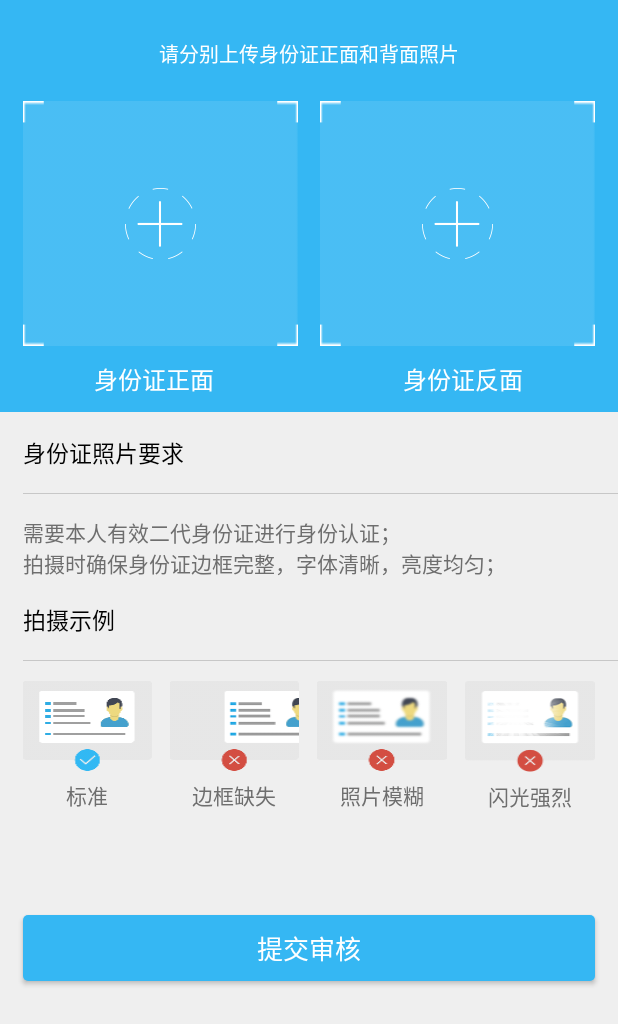
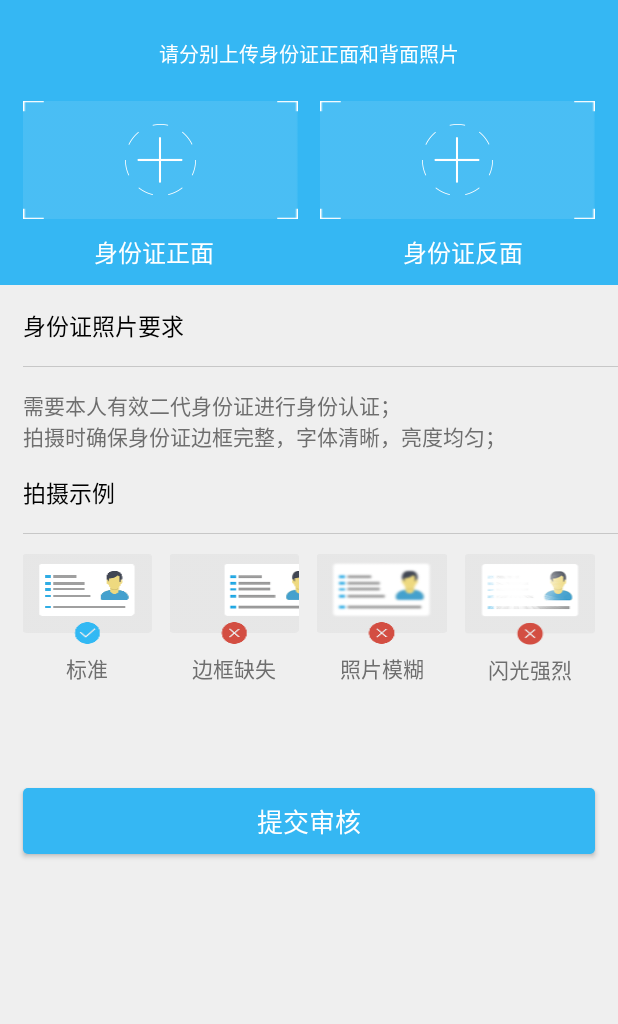
Before and after one commit to YunzhanghuOpen/AndroidRedPacketDemo, an Android app: the layout rp_fragment_verify_dentity.xml on its own in the app's theme, with its tools: preview values and no code run, on a phone screen of 412 x 824 dp. Shown: the top 1024 px of the screen. Run offline under Robolectric (Android 15) with nearby library versions, the light colour scheme and no system bars.

Commit message:
update red packet sdk and arr

```diff
--- a/RedPacketDemo/redpacketlibrary/src/main/res/layout/rp_fragment_verify_dentity.xml
+++ b/RedPacketDemo/redpacketlibrary/src/main/res/layout/rp_fragment_verify_dentity.xml
@@ -5,20 +5,22 @@
                 android:background="@color/rp_money_bg_color"
     >
 
+    <ScrollView
+        android:layout_width="match_parent"
+        android:layout_height="wrap_content">
+
         <LinearLayout
             android:id="@+id/layout_no_verify"
             android:layout_width="match_parent"
-        android:layout_height="match_parent"
+            android:layout_height="wrap_content"
             android:orientation="vertical"
             android:visibility="visible"
             >
 
             <RelativeLayout
                 android:layout_width="match_parent"
-            android:layout_height="0dp"
-            android:layout_weight="1"
+                android:layout_height="190dp"
                 android:background="@color/rp_button_blue"
-            android:orientation="vertical"
                 >
 
                 <TextView
@@ -130,8 +132,7 @@
 
             <LinearLayout
                 android:layout_width="match_parent"
-            android:layout_height="0dp"
-            android:layout_weight="2"
+                android:layout_height="wrap_content"
                 android:orientation="vertical"
                 >
 
@@ -303,10 +304,12 @@
                     android:layout_marginTop="@dimen/size96px"
                     android:background="@drawable/rp_btn_blue_selector"
                     android:text="@string/tv_submit_review"
+                    android:layout_marginBottom="@dimen/size45px"
                     />
             </LinearLayout>
 
         </LinearLayout>
+    </ScrollView>
 
     <LinearLayout
         android:id="@+id/layout_pass_verify"
```
Also changed, not shown: RedPacketDemo/app/src/main/AndroidManifest.xml (+4 -5 lines), RedPacketDemo/redpacketlibrary/libs/redpacket-3.3.0.jar, 1 other file. Lines whose indentation alone changed are shown as unchanged.
